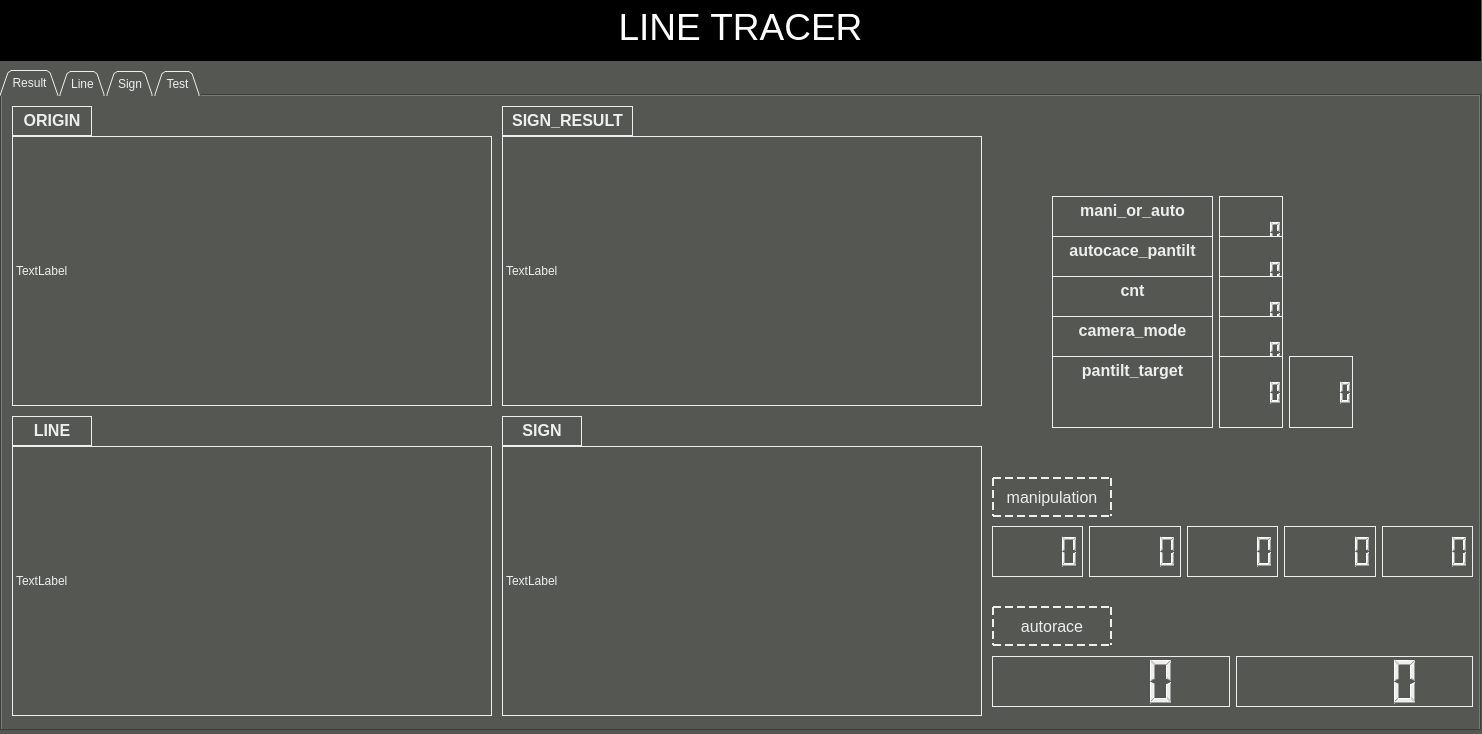
mkdir-sweetiepie/ride_mani, file vision/sliding_ag/ui/main_window.ui: the form before one commit.
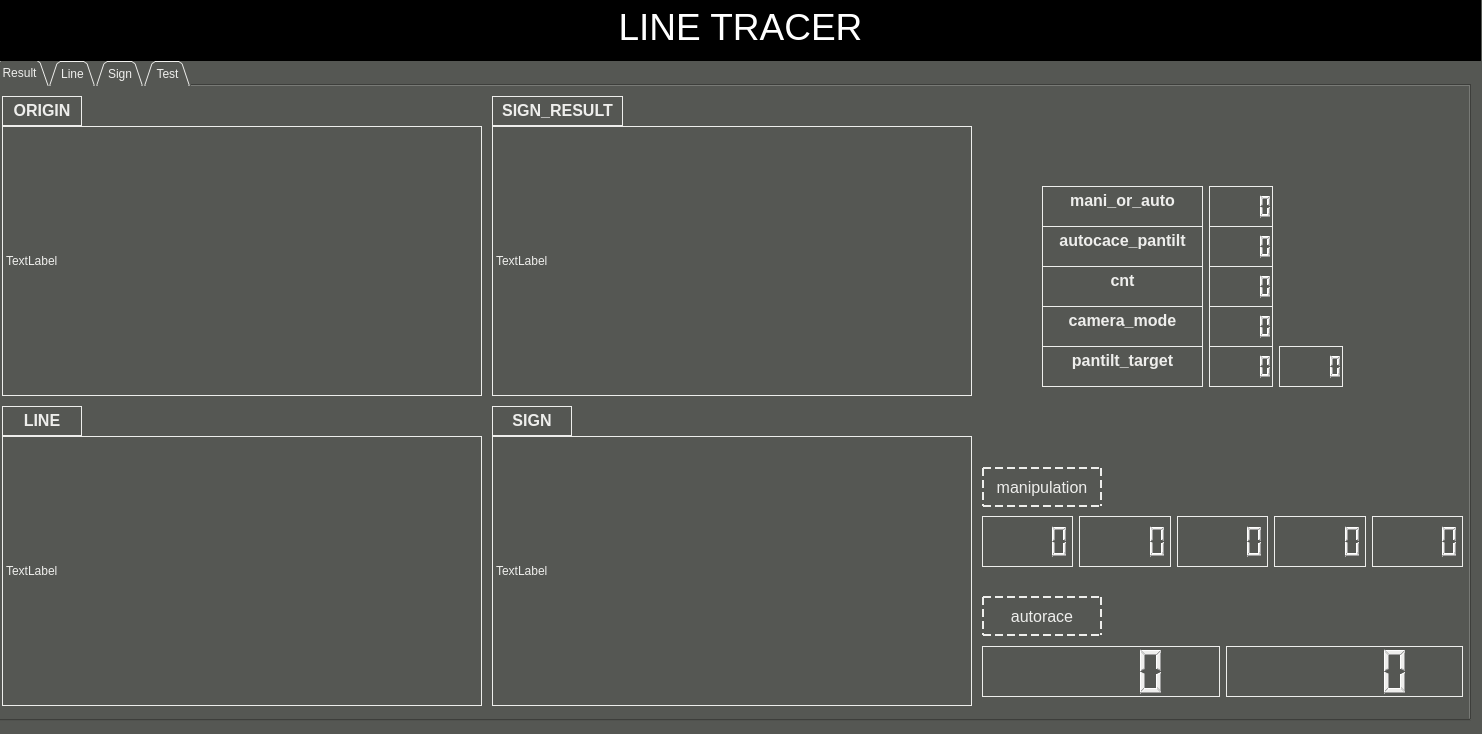
The form after the commit. The open tabs and pages were chosen to show the change. Icons and pictures are not drawn.

```diff
--- a/vision/sliding_ag/ui/main_window.ui
+++ b/vision/sliding_ag/ui/main_window.ui
@@ -466,8 +466,8 @@
    <widget class="QTabWidget" name="tabWidget">
     <property name="geometry">
      <rect>
-      <x>0</x>
-      <y>70</y>
+      <x>-10</x>
+      <y>60</y>
       <width>1481</width>
       <height>661</height>
      </rect>
@@ -1226,7 +1226,7 @@
         <x>1050</x>
         <y>100</y>
         <width>231</width>
-        <height>72</height>
+        <height>41</height>
        </rect>
       </property>
       <layout class="QHBoxLayout" name="horizontalLayout_3">
@@ -1265,7 +1265,7 @@
         <x>1050</x>
         <y>140</y>
         <width>231</width>
-        <height>72</height>
+        <height>41</height>
        </rect>
       </property>
       <layout class="QHBoxLayout" name="horizontalLayout_4">
@@ -1304,7 +1304,7 @@
         <x>1050</x>
         <y>180</y>
         <width>231</width>
-        <height>72</height>
+        <height>41</height>
        </rect>
       </property>
       <layout class="QHBoxLayout" name="horizontalLayout_5">
@@ -1343,7 +1343,7 @@
         <x>1050</x>
         <y>220</y>
         <width>231</width>
-        <height>72</height>
+        <height>41</height>
        </rect>
       </property>
       <layout class="QHBoxLayout" name="horizontalLayout_6">
@@ -1382,7 +1382,7 @@
         <x>1050</x>
         <y>260</y>
         <width>301</width>
-        <height>72</height>
+        <height>41</height>
        </rect>
       </property>
       <layout class="QHBoxLayout" name="horizontalLayout_7">
```
Left out of the diff: 2 changed lines with no effect on the pictures.
